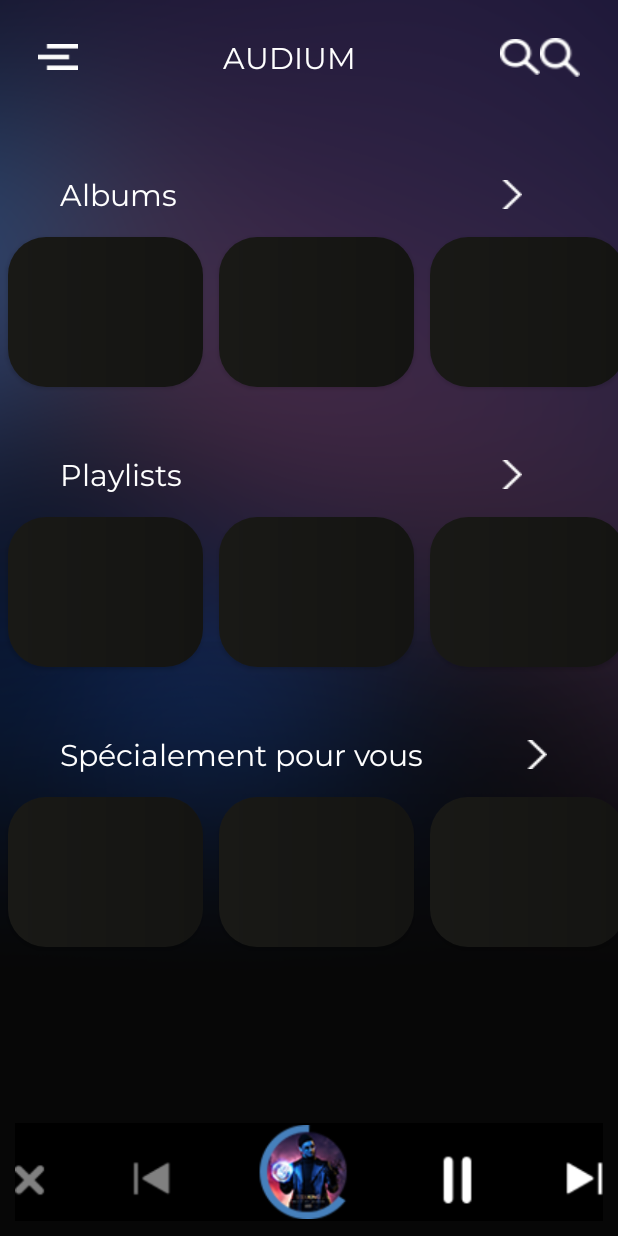
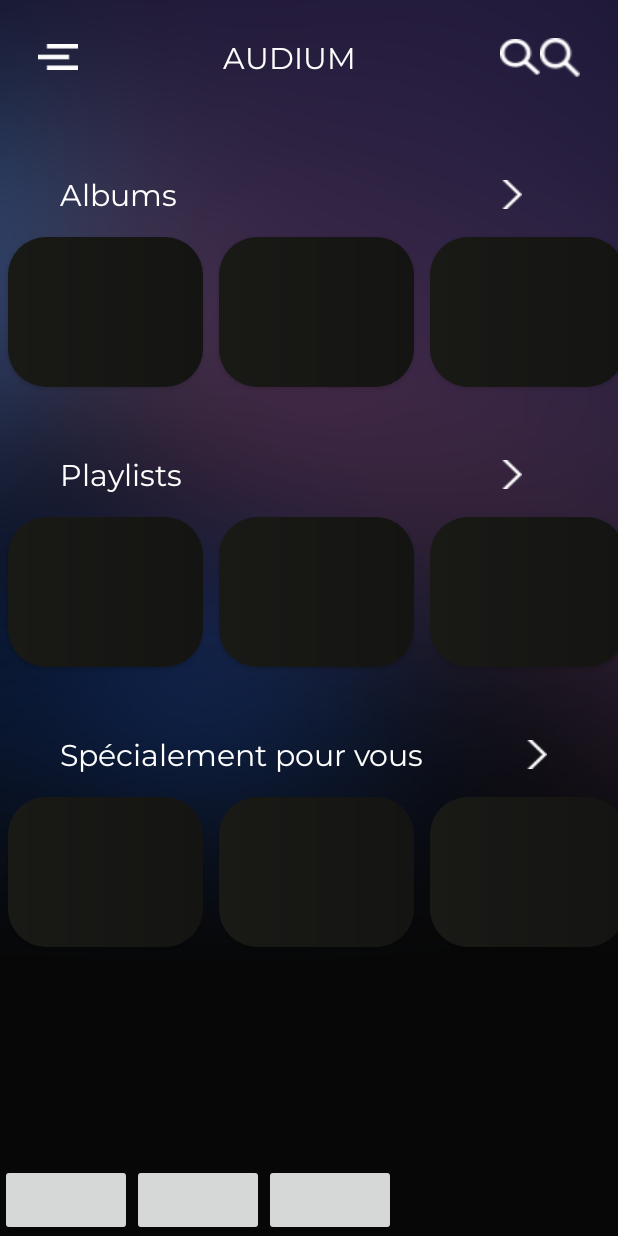
Before and after one commit to flomSStaar/AudiumMobile, an Android app: the MainActivity screen opened directly, with no data from a screen before it, on a phone screen of 412 x 824 dp. Run offline under Robolectric (Android 15) with nearby library versions, the phone set to English and light mode, and no system bars; our stand-ins replace Picasso; libraries missing offline, so code that uses them is left out: com.makeramen.roundedimageview; pictures from the network do not load; 3 statements that could not run were skipped.

Commit message:
Avancement du MediaPlayer et changement de l'interface, l'appli crash sur ce commit c'est normal

```diff
--- a/app/src/main/AndroidManifest.xml
+++ b/app/src/main/AndroidManifest.xml
@@ -51,6 +51,7 @@
         <activity
             android:name=".activity.admin.AddAlbumActivity"
             android:exported="false" />
+        <service android:name=".MediaService"/>
     </application>
 
 </manifest>
--- a/app/src/main/java/uqac/dim/audium/MediaService.java
+++ b/app/src/main/java/uqac/dim/audium/MediaService.java
@@ -7,6 +7,7 @@ import android.media.MediaPlayer;
 import android.net.wifi.WifiManager;
 import android.os.IBinder;
 import android.os.PowerManager;
+import android.util.Log;
 
 import androidx.annotation.Nullable;
 
@@ -16,11 +17,16 @@ public class MediaService extends Service implements MediaPlayer.OnPreparedListe
 
 
     public int onStartCommand(Intent intent, int flags, int startId) {
+
         String url = "https://firebasestorage.googleapis.com/v0/b/audium-4f845.appspot.com/o/musique.mp3?alt=media&token=f481b12b-c736-4dec-bb26-389212791cac";
+
         if (intent.getAction().equals(ACTION_PLAY)) {
+
             mediaPlayer = new MediaPlayer();
             mediaPlayer.setOnPreparedListener(this);
+
             mediaPlayer.setOnErrorListener(this);
+            Log.i("DIM","zzedezdeez");
             mediaPlayer.prepareAsync(); // prepare async to not block main thread
 
             mediaPlayer.setWakeMode(getApplicationContext(), PowerManager.PARTIAL_WAKE_LOCK);
@@ -28,6 +34,7 @@ public class MediaService extends Service implements MediaPlayer.OnPreparedListe
                     .createWifiLock(WifiManager.WIFI_MODE_FULL, "mylock");
 
             wifiLock.acquire();
+
         }
         //A changer
         return Service.START_NOT_STICKY;
--- a/app/src/main/java/uqac/dim/audium/activity/MainActivity.java
+++ b/app/src/main/java/uqac/dim/audium/activity/MainActivity.java
@@ -4,11 +4,13 @@ import android.content.Intent;
 import android.os.Bundle;
 import android.util.Log;
 import android.view.View;
+import android.widget.Button;
 import android.widget.ImageButton;
 import android.widget.Toast;
 
 import androidx.appcompat.app.AppCompatActivity;
 
+import uqac.dim.audium.MediaService;
 import uqac.dim.audium.R;
 import uqac.dim.audium.fragment.HomeFragment;
 import uqac.dim.audium.fragment.SearchFragment;
@@ -19,6 +21,10 @@ public class MainActivity extends AppCompatActivity {
     private ImageButton btnHome;
     private ImageButton btnSearch;
     private ImageButton btnSettings;
+    private Button btnPrevious;
+    private Button btnPause;
+    private Button btnSkip;
+    private MediaService mediaService;
 
     @Override
     protected void onCreate(Bundle savedInstanceState) {
@@ -29,9 +35,17 @@ public class MainActivity extends AppCompatActivity {
         btnSearch = findViewById(R.id.btn_search);
         btnSettings = findViewById(R.id.btn_settings);
 
+        btnPrevious = findViewById(R.id.previous_button);
+        btnPause = findViewById(R.id.pause_button);
+        btnSkip = findViewById(R.id.skip_button);
+
         btnHome.setOnClickListener(this::home);
         btnSearch.setOnClickListener(this::search);
         btnSettings.setOnClickListener(this::settings);
+
+        btnPrevious.setOnClickListener(this::previous);
+        btnPause.setOnClickListener(this::pause);
+        btnSkip.setOnClickListener(this::skip);
 
         initUser();
 
@@ -66,6 +80,21 @@ public class MainActivity extends AppCompatActivity {
         i.putExtra("username", user.getUsername());
         i.putExtra("isAdmin", user.isAdmin());
         startActivity(i);
+    }
+
+    private void previous(View v){
+
+    }
+
+    private void pause(View v){
+        Intent i=new Intent(this, MediaService.class);
+        i.setAction("com.example.action.PLAY");
+        startService(i);
+
+    }
+
+    private void skip(View v){
+
     }
 
 
--- a/app/src/main/res/layout/activity_main.xml
+++ b/app/src/main/res/layout/activity_main.xml
@@ -45,19 +45,48 @@
             android:background="@drawable/search" />
     </LinearLayout>
 
+
     <androidx.fragment.app.FragmentContainerView
         android:id="@+id/fragment_container"
         android:layout_width="match_parent"
         android:layout_height="match_parent"
         android:layout_below="@+id/navbar"
-        android:layout_above="@id/music_player"/>
 
+        android:layout_above="@id/musicbar"/>
+        <!--
+        android:layout_above="@id/music_player"
+        -->
+
+    <LinearLayout
+        android:layout_width="match_parent"
+        android:layout_height="wrap_content"
+        android:id="@+id/musicbar"
+        android:orientation="horizontal"
+        android:layout_alignParentBottom="true">
+        <Button
+            android:id="@+id/previous_button"
+            android:layout_width="wrap_content"
+            android:layout_height="wrap_content"/>
+        <Button
+            android:id="@+id/pause_button"
+            android:layout_width="wrap_content"
+            android:layout_height="wrap_content"/>
+        <Button
+            android:id="@+id/skip_button"
+            android:layout_width="wrap_content"
+            android:layout_height="wrap_content"/>
+
+
+    </LinearLayout>
+<!--
     <ImageView
         android:id="@+id/music_player"
         android:layout_width="match_parent"
         android:layout_height="wrap_content"
         android:layout_alignParentBottom="true"
         android:layout_margin="10dp"
+        android:layout_marginBottom="10dp"
         android:background="@color/black"
         android:src="@drawable/controlerfake" />
+        -->
 </RelativeLayout>
```
